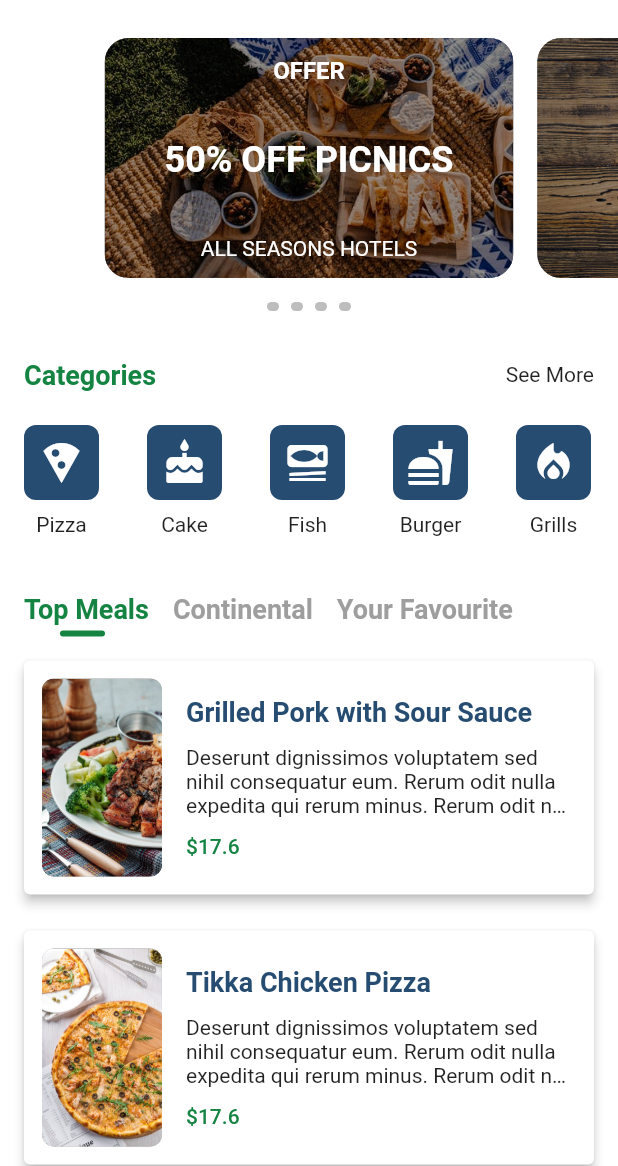
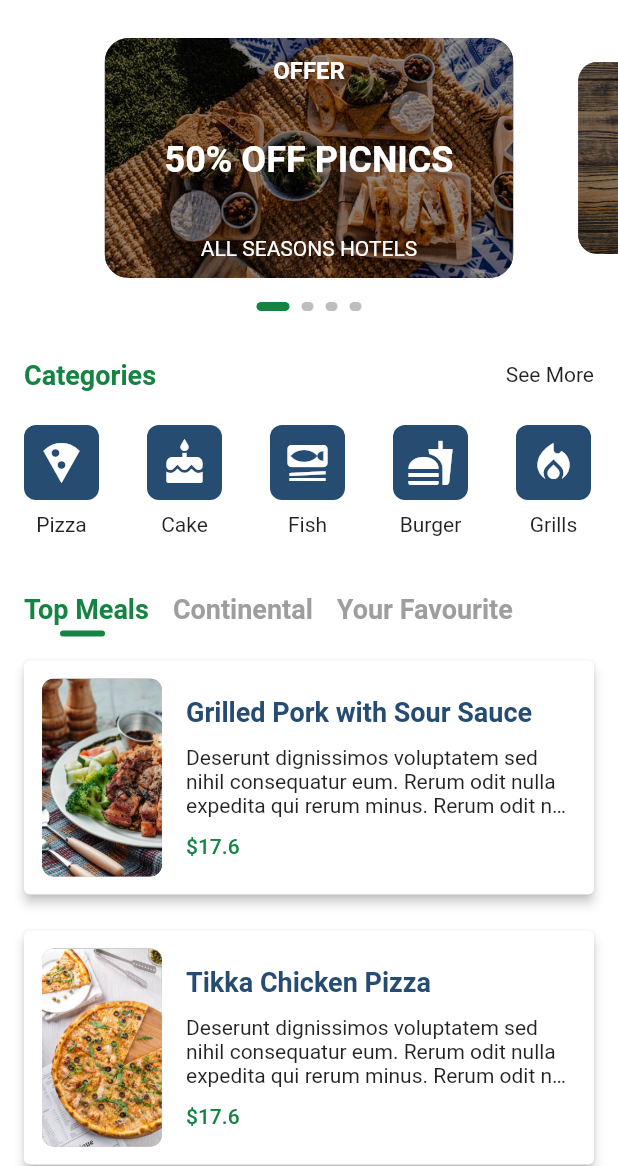
Before and after one commit to artishevskym/flutter_rw_eats, a Flutter app: the screen it shows after launch, on a phone screen of 412 x 824 dp, the part 70-1236 px from its top. Run offline on Flutter 3.47's test engine with Material 2 defaults, Android fonts, the phone set to English and light mode, and no system bars.

```diff
--- a/lib/screens/home/offers_slider.dart
+++ b/lib/screens/home/offers_slider.dart
@@ -7,6 +7,8 @@ class OffsersSlider extends StatefulWidget {
 }
 
 class _OffsersSliderState extends State<OffsersSlider> {
+  int _selectedIndex = 0;
+
   @override
   Widget build(BuildContext context) {
     return Column(
@@ -17,16 +19,38 @@ class _OffsersSliderState extends State<OffsersSlider> {
           child: PageView.builder(
             itemCount: offers.length,
             controller: PageController(viewportFraction: 0.7),
+            onPageChanged: (index) {
+              setState(() {
+                _selectedIndex = index;
+              });
+            },
             itemBuilder: (context, index) {
               final offer = offers[index];
-              return Item(offer: offer);
+              final _scale = _selectedIndex == index ? 1.0 : 0.8;
+
+              return TweenAnimationBuilder(
+                duration: Duration(milliseconds: 350),
+                curve: Curves.ease,
+                tween: Tween(begin: _scale, end: _scale),
+                child: Item(offer: offer),
+                builder: (context, value, child) {
+                  return Transform.scale(
+                    scale: value,
+                    child: child,
+                  );
+                },
+              );
             },
           ),
         ),
         Row(
           mainAxisAlignment: MainAxisAlignment.center,
           children: <Widget>[
-            for (int i = 0; i < offers.length; i++) Indicator(isActive: false),
+            for (int i = 0; i < offers.length; i++)
+              if (i == _selectedIndex)
+                Indicator(isActive: true)
+              else
+                Indicator(isActive: false),
           ],
         ),
       ],
@@ -110,12 +134,13 @@ class Indicator extends StatelessWidget {
 
   @override
   Widget build(BuildContext context) {
-    return Container(
+    return AnimatedContainer(
+      duration: const Duration(milliseconds: 350),
       height: 6,
       width: isActive ? 22 : 8,
       margin: EdgeInsets.symmetric(horizontal: 4),
       decoration: BoxDecoration(
-        color: isActive ? Theme.of(context).primaryColor : Colors.black26,
+        color: isActive ? Theme.of(context).colorScheme.secondary : Colors.black26,
         borderRadius: BorderRadius.circular(32),
       ),
     );
```
